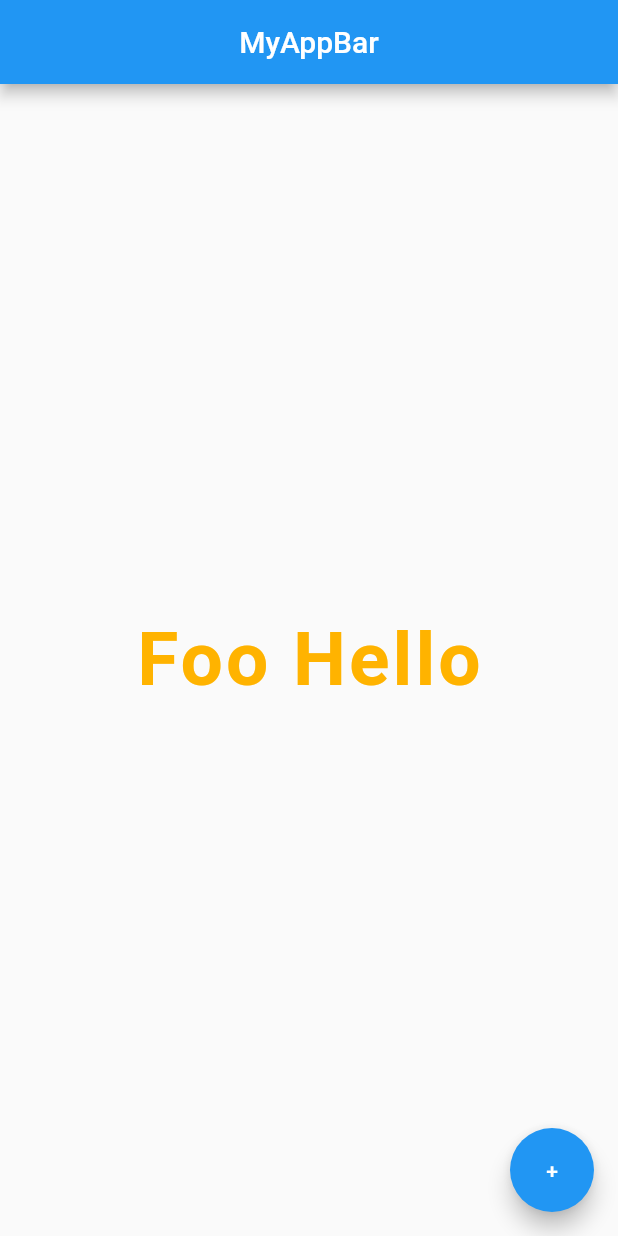
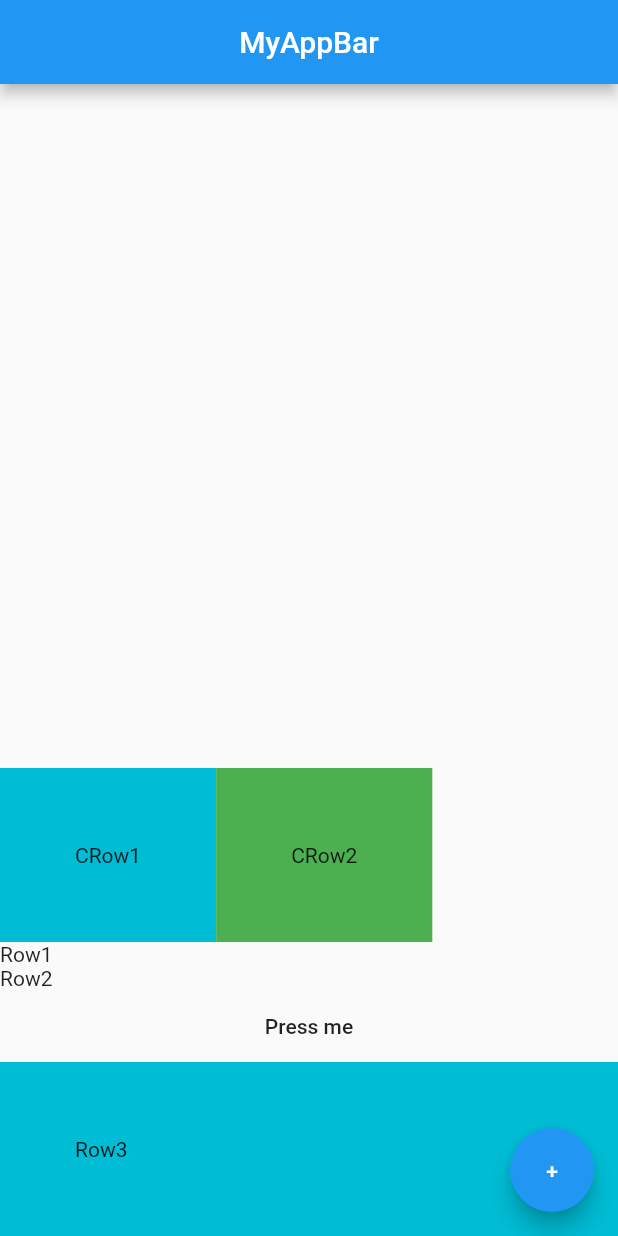
Before and after one commit to dougfoo/astudio-flutter, a Flutter app: the screen it shows after launch, on a phone screen of 412 x 824 dp. Run offline on Flutter 3.47's test engine with Material 2 defaults, Android fonts, the light colour scheme and no system bars; missing offline and left inert: dart:ffi.

Commit message:
lesson 12 finished

```diff
--- a/training_app/lib/main.dart
+++ b/training_app/lib/main.dart
@@ -15,15 +15,38 @@ class Home extends StatelessWidget{
         centerTitle: true,
         backgroundColor: Colors.blue,
       ),
-      body: Center(
-          child: Text('Foo Hello',
-              style: TextStyle(
-                  fontSize: 50.0,
-                  fontWeight: FontWeight.bold,
-                  letterSpacing: 2.0,
-                  color: Colors.amber[600]
+      body: Column (
+        mainAxisAlignment: MainAxisAlignment.end,
+        crossAxisAlignment: CrossAxisAlignment.stretch,
+        children: <Widget>[
+          Row(
+            children: <Widget>[
+              Container(
+                color:Colors.cyan,
+                padding: EdgeInsets.all(50),
+                child: Text('CRow1')
+              ),
+              Container(
+                  color:Colors.green,
+                  padding: EdgeInsets.all(50),
+                  child: Text('CRow2')
               )
+            ],
           ),
+          Text('Row1'),
+          Text('Row2'),
+          FlatButton(
+            onPressed: () {
+              print('pressed me');
+            },
+            child: Text('Press me'),
+          ),
+          Container(
+            color:Colors.cyan,
+            padding: EdgeInsets.all(50),
+            child: Text('Row3')
+          )
+        ],
       ),
       floatingActionButton: FloatingActionButton(
           onPressed: () {
```
